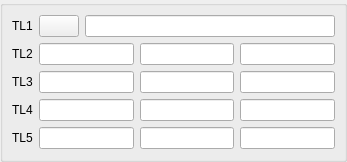
SalomePlatform/geom, file src/MeasureGUI/MeasureGUI_1Sel12LineEdit_QTD.ui: the form before one commit.
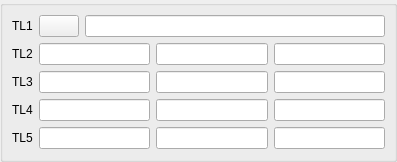
The form after the commit.

The edit to the form file:
```diff
--- a/src/MeasureGUI/MeasureGUI_1Sel12LineEdit_QTD.ui
+++ b/src/MeasureGUI/MeasureGUI_1Sel12LineEdit_QTD.ui
@@ -59,7 +59,7 @@
        <widget class="QLineEdit" name="LineEdit1" >
         <property name="minimumSize" >
          <size>
-          <width>250</width>
+          <width>300</width>
           <height>0</height>
          </size>
         </property>
```
